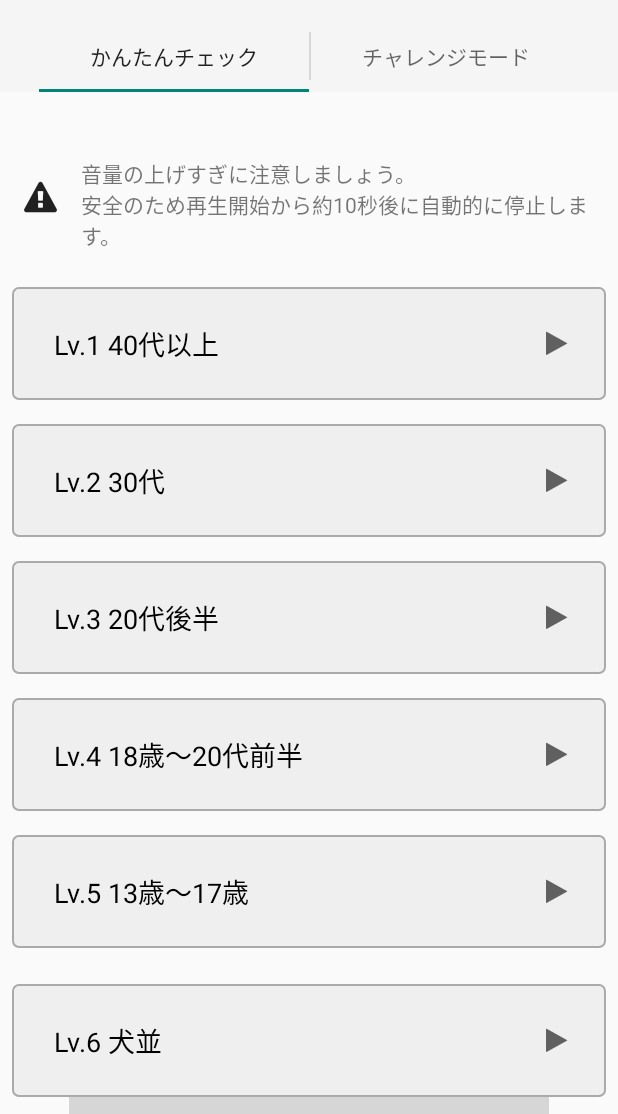
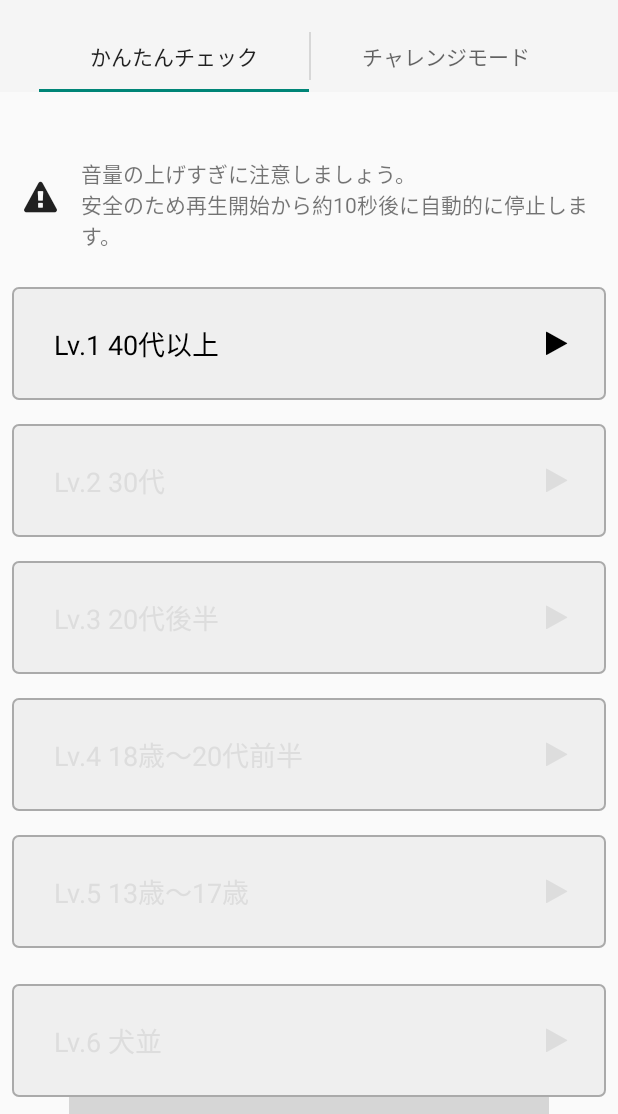
Before and after one commit to AbeHaruhiko/MimiNenreiChecker, an Android app: the screen it shows after launch (MainActivity), after a tap on "Lv.1 40代以上", on a phone screen of 412 x 824 dp, the part 64-1178 px from its top. Run offline under Robolectric (Android 15) with nearby library versions, the phone set to English and light mode, and no system bars; grey boxes are pictures that could not be loaded.

Commit message:
ボタン無効時に文字色カエルようにした

```diff
--- a/app/src/main/java/jp/caliconography/android/widget/CustomFontButtonWithRightIcon.java
+++ b/app/src/main/java/jp/caliconography/android/widget/CustomFontButtonWithRightIcon.java
@@ -1,7 +1,6 @@
 package jp.caliconography.android.widget;
 
 import android.content.Context;
-import android.content.res.ColorStateList;
 import android.content.res.TypedArray;
 import android.util.AttributeSet;
 import android.view.LayoutInflater;
@@ -26,7 +25,7 @@ public class CustomFontButtonWithRightIcon extends LinearLayout {
         setRightIcon(context, attrs, mRightIconView);
         CustomFontTextView textView = (CustomFontTextView) v.findViewById(R.id.lblMiddle);
         setText(context, attrs, textView);
-        setTextColor(context, attrs, textView);
+//        setTextColor(context, attrs, textView);
 
         setClickable(true);
 
@@ -54,10 +53,10 @@ public class CustomFontButtonWithRightIcon extends LinearLayout {
         a.recycle();
     }
 
-    private void setTextColor(Context ctx, AttributeSet attrs, CustomFontTextView textView) {
-        TypedArray a = ctx.obtainStyledAttributes(attrs, new int[]{android.R.attr.textColor});
-        ColorStateList textColor = a.getColorStateList(0);
-        textView.setTextColor(textColor);
-        a.recycle();
-    }
+//    private void setTextColor(Context ctx, AttributeSet attrs, CustomFontTextView textView) {
+//        TypedArray a = ctx.obtainStyledAttributes(attrs, new int[]{android.R.attr.textColor});
+//        ColorStateList textColor = a.getColorStateList(0);
+//        textView.setTextColor(textColor);
+//        a.recycle();
+//    }
 }
--- a/app/src/main/java/jp/caliconography/android/widget/CustomFontTextView.java
+++ b/app/src/main/java/jp/caliconography/android/widget/CustomFontTextView.java
@@ -46,5 +46,4 @@ public class CustomFontTextView extends TextView {
         setTypeface(tf);
         return true;
     }
-
 }
--- a/app/src/main/res/layout/button_with_right_icon.xml
+++ b/app/src/main/res/layout/button_with_right_icon.xml
@@ -14,9 +14,11 @@
         android:layout_height="wrap_content"
         android:layout_gravity="center_vertical"
         android:layout_weight="1"
+        android:duplicateParentState="true"
         android:paddingLeft="16dp"
         android:paddingRight="16dp"
         android:textAppearance="?android:attr/textAppearanceMedium"
+        android:textColor="@drawable/btn_text_color"
         caliconography:customFont="fontawesome-webfont.ttf" />
 
     <view
@@ -26,11 +28,13 @@
         android:layout_height="wrap_content"
         android:layout_gravity="center_vertical"
         android:layout_margin="8dp"
+        android:duplicateParentState="true"
         android:gravity="left"
         android:paddingBottom="8dp"
         android:paddingLeft="8dp"
         android:paddingTop="8dp"
         android:textAppearance="?android:attr/textAppearanceMedium"
+        android:textColor="@drawable/btn_text_color"
         caliconography:customFont="fontawesome-webfont.ttf" />
 
 </LinearLayout>
--- a/app/src/main/res/layout/fragment_main.xml
+++ b/app/src/main/res/layout/fragment_main.xml
@@ -70,7 +70,6 @@
                 android:background="@drawable/btn_common_back"
                 android:padding="@dimen/padding_level_button"
                 android:text="Lv.1 40代以上"
-                android:textColor="@drawable/btn_text_color"
                 android:textSize="20sp"
                 caliconography:icon_right="&#xf04b;" />
 
@@ -85,7 +84,6 @@
                 android:background="@drawable/btn_common_back"
                 android:padding="@dimen/padding_level_button"
                 android:text="Lv.2 30代"
-                android:textColor="@drawable/btn_text_color"
                 android:textSize="24sp"
                 caliconography:icon_right="&#xf04b;" />
 
@@ -100,7 +98,6 @@
                 android:background="@drawable/btn_common_back"
                 android:padding="@dimen/padding_level_button"
                 android:text="Lv.3 20代後半"
-                android:textColor="@drawable/btn_text_color"
                 android:textSize="24sp"
                 caliconography:icon_right="&#xf04b;" />
 
@@ -115,7 +112,6 @@
                 android:background="@drawable/btn_common_back"
                 android:padding="@dimen/padding_level_button"
                 android:text="Lv.4 18歳〜20代前半"
-                android:textColor="@drawable/btn_text_color"
                 android:textSize="24sp"
                 caliconography:icon_right="&#xf04b;" />
 
@@ -130,7 +126,6 @@
                 android:background="@drawable/btn_common_back"
                 android:padding="@dimen/padding_level_button"
                 android:text="Lv.5 13歳〜17歳"
-                android:textColor="@drawable/btn_text_color"
                 android:textSize="24sp"
                 caliconography:icon_right="&#xf04b;" />
 
@@ -146,7 +141,6 @@
                 android:background="@drawable/btn_common_back"
                 android:padding="@dimen/padding_level_button"
                 android:text="Lv.6 犬並"
-                android:textColor="@drawable/btn_text_color"
                 android:textSize="24sp"
                 caliconography:icon_right="&#xf04b;" />
 
```
